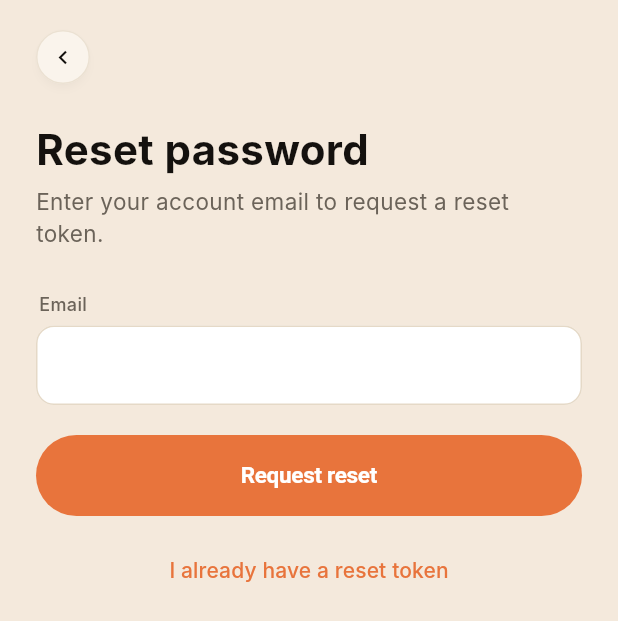
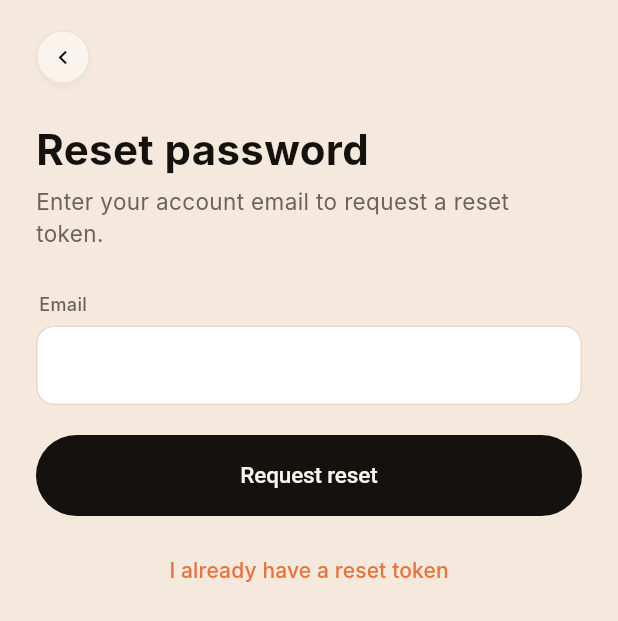
Before and after one commit to momodeveluk2024/nutrivita-flutter, a Flutter app: the ForgotPasswordScreen screen opened by its route, on a phone screen of 412 x 824 dp. Shown: the top 621 px of the screen. Run offline on Flutter 3.47's test engine with Material 3 defaults, Android fonts, the phone set to English and light mode, and no system bars; our stand-ins replace device_preview, dio, flutter_secure_storage, go_router, google_fonts, image_picker and 1 more; accounts and stored records are empty; network calls fail; Roboto replaces fonts that are missing (Inter).

Commit message:
Ink primary button + kit-pattern welcome / onboarding
Per Nutrimate Design System v2 button spec:
- NVPrimaryButton: default flips from amber to ink (NV.surfaceInk
  #14110E bg, light #FAF4EC text). Default radius now 999 (full pill).
  Adds optional `accent: true` flag for the rare amber variant.
- Cascades: every primary CTA across the app (Get started, Continue,
  Sign in, Create account, Save profile, Log this food, Reset, Verify)
  now renders as the kit's black warm-ink pill instead of green/amber.

Splash welcome card matches the kit's pattern:
- 56px ink pill with arrow_forward
- "Already have an account? **Sign in**" inline text link (muted +
  ink weight on the action word) replaces the standalone bold button

Onboarding matches the kit:
- "Next" → "Continue" with arrow_forward
- Pin dots resized to kit spec: active 24x4 ink pill, inactive 4x4
  round in borderStrong
- Continue button bumped to 56px height, full pill radius

```diff
--- a/lib/widgets.dart
+++ b/lib/widgets.dart
@@ -1035,6 +1035,10 @@ class NVCard extends StatelessWidget {
 }
 
 /// Primary CTA button.
+/// Primary CTA. Per Nutrimate Design System v2 the default is **ink**:
+/// dark warm-near-black background (`--text` = `#14110E`) with light
+/// text-on-ink. Set `accent: true` to flip to amber (used inside dark
+/// recommendation cards or single-callout moments).
 class NVPrimaryButton extends StatelessWidget {
   final String label;
   final VoidCallback? onPressed;
@@ -1043,6 +1047,8 @@ class NVPrimaryButton extends StatelessWidget {
   final double height;
   final double? width;
   final double radius;
+  final bool accent;
+
   const NVPrimaryButton({
     super.key,
     required this.label,
@@ -1051,27 +1057,30 @@ class NVPrimaryButton extends StatelessWidget {
     this.leadingIcon,
     this.height = 54,
     this.width,
-    this.radius = 28,
+    this.radius = 999,
+    this.accent = false,
   });
 
   @override
   Widget build(BuildContext context) {
+    final bg = accent ? NV.accent : NV.surfaceInk;
+    final fg = accent ? Colors.white : const Color(0xFFFAF4EC);
     return SizedBox(
       height: height,
       width: width ?? double.infinity,
       child: ElevatedButton(
         onPressed: onPressed,
         style: ElevatedButton.styleFrom(
-          backgroundColor: NV.accent,
-          foregroundColor: Colors.white,
+          backgroundColor: bg,
+          foregroundColor: fg,
           elevation: 0,
           shape: RoundedRectangleBorder(
             borderRadius: BorderRadius.circular(radius),
           ),
           textStyle: const TextStyle(
             fontSize: 15,
-            fontWeight: FontWeight.w600,
-            letterSpacing: -0.2,
+            fontWeight: FontWeight.w500,
+            letterSpacing: -0.1,
           ),
         ),
         child: Row(
```
Also changed, not shown: lib/screens/onboarding.dart (+9 -10 lines), lib/screens/splash.dart (+26 -8 lines).
